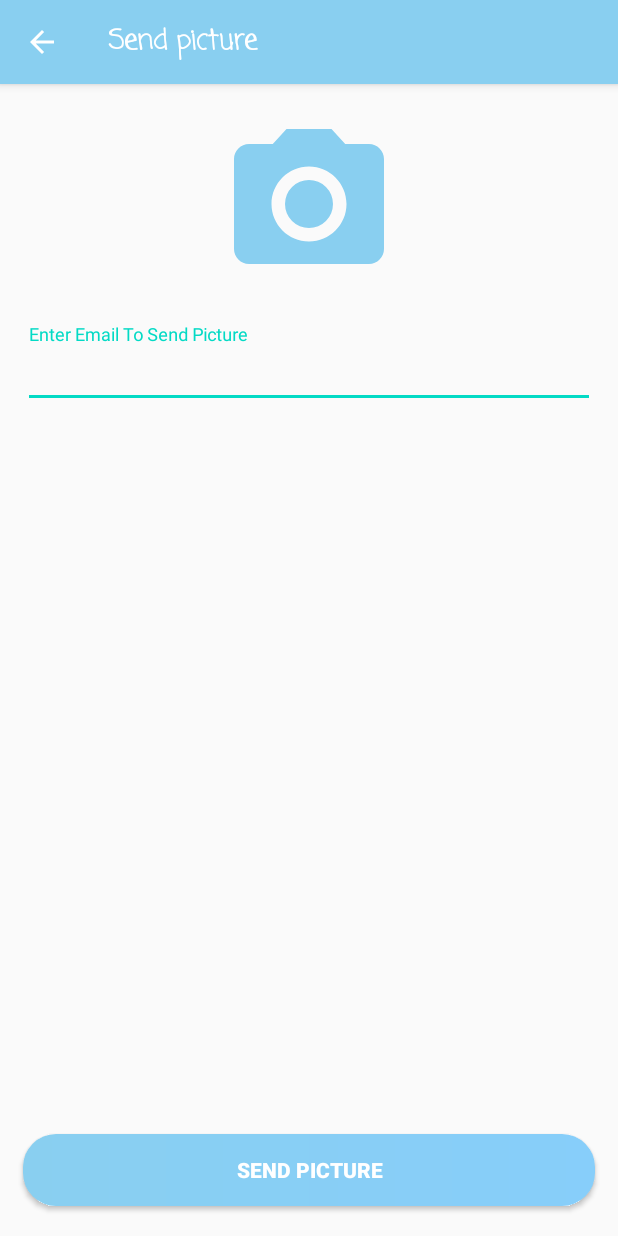
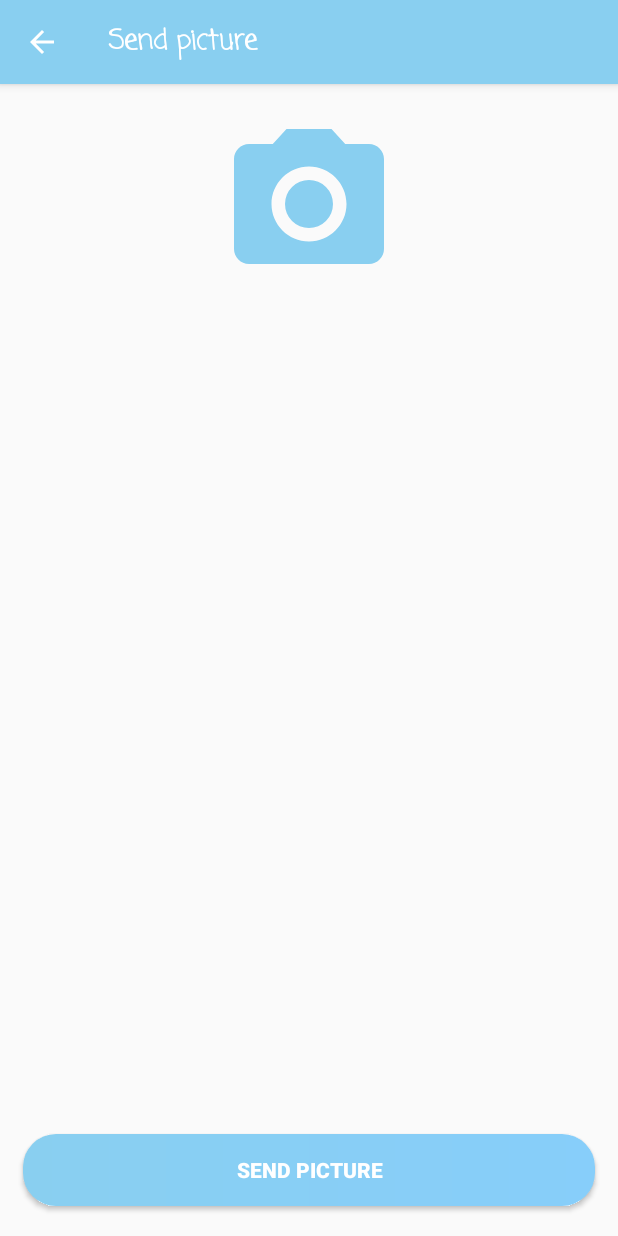
Before and after one commit to sayan2407/Woman-Safegurd, an Android app: the CameraActivity screen opened directly, with no data from a screen before it, after a tap on "SEND PICTURE", on a phone screen of 412 x 824 dp. Run offline under Robolectric (Android 15) with nearby library versions, the phone set to English and light mode, and no system bars.

Commit message:
first-commit

```diff
--- a/app/src/main/java/com/shalaka/womansafegurd/CameraActivity.java
+++ b/app/src/main/java/com/shalaka/womansafegurd/CameraActivity.java
@@ -10,6 +10,7 @@ import android.Manifest;
 import android.content.Context;
 import android.content.Intent;
 import android.content.pm.PackageManager;
+import android.database.Cursor;
 import android.graphics.Bitmap;
 import android.net.Uri;
 import android.os.Bundle;
@@ -21,6 +22,7 @@ import android.widget.ImageView;
 import android.widget.Toast;
 
 import com.google.android.material.textfield.TextInputEditText;
+import com.shalaka.womansafegurd.Database.DatabaseEmail;
 
 import java.io.ByteArrayOutputStream;
 import java.util.UUID;
@@ -34,6 +36,7 @@ public class CameraActivity extends AppCompatActivity {
     ImageView imageView;
     String mail;
     Uri file;
+    DatabaseEmail mydb;
     @Override
     protected void onCreate(Bundle savedInstanceState) {
         super.onCreate(savedInstanceState);
@@ -45,8 +48,9 @@ public class CameraActivity extends AppCompatActivity {
         getSupportActionBar().setDisplayHomeAsUpEnabled(true);
         getSupportActionBar().setDisplayShowHomeEnabled(true);
        cam=findViewById(R.id.camera);
-        email=findViewById(R.id.mail);
+       // email=findViewById(R.id.mail);
         imageView=findViewById(R.id.image1);
+        mydb=new DatabaseEmail(getApplicationContext());
         send=findViewById(R.id.send);
 
         if (ContextCompat.checkSelfPermission(this, Manifest.permission.CAMERA) != PackageManager.PERMISSION_GRANTED) {
@@ -68,14 +72,19 @@ public class CameraActivity extends AppCompatActivity {
         send.setOnClickListener(new View.OnClickListener() {
             @Override
             public void onClick(View v) {
-                mail=email.getText().toString().trim();
-                if (mail.isEmpty() || file==null)
+                Cursor result=mydb.getEmail();
+                if (result.getCount()==0 || file==null)
                 {
                     Toast.makeText(CameraActivity.this, "Please Enter Email or take picture", Toast.LENGTH_LONG).show();
                 }
                 else
                 {
-                    sendMail(file,mail);
+                    while (result.moveToNext())
+                    {
+                        mail = result.getString(0);
+                    }
+                  //  Toast.makeText(CameraActivity.this, ""+mail, Toast.LENGTH_SHORT).show();
+                    sendMail(file,mail.trim());
                 }
             }
         });
--- /dev/null
+++ b/app/src/main/java/com/shalaka/womansafegurd/Database/DatabaseEmail.java
@@ -0,0 +1,55 @@
+package com.shalaka.womansafegurd.Database;
+
+import android.content.ContentValues;
+import android.content.Context;
+import android.database.Cursor;
+import android.database.sqlite.SQLiteDatabase;
+import android.database.sqlite.SQLiteOpenHelper;
+
+import androidx.annotation.Nullable;
+
+public class DatabaseEmail extends SQLiteOpenHelper {
+    public static final String DB_NAME="Emaill.db";
+    public static final String TABLE_NAME="email_data";
+    public static final String COL_2="EMAIL";
+    public DatabaseEmail(Context context) {
+        super(context,DB_NAME,null,1);
+        SQLiteDatabase db=this.getWritableDatabase();
+    }
+
+    @Override
+    public void onCreate(SQLiteDatabase db) {
+        db.execSQL("CREATE TABLE IF NOT EXISTS "+TABLE_NAME+"(ID INTEGER PRIMARY KEY AUTOINCREMENT ,EMAIL TEXT)");
+    }
+
+    @Override
+    public void onUpgrade(SQLiteDatabase db, int oldVersion, int newVersion) {
+        onCreate(db);
+
+    }
+    public boolean insertData(String email)
+    {
+        SQLiteDatabase db=this.getWritableDatabase();
+        ContentValues c=new ContentValues();
+        c.put(COL_2,email);
+        long result =db.insert(TABLE_NAME,null,c);
+        if (result==-1)
+            return false;
+        else
+            return true;
+    }
+    public boolean emailUpdate(String email)
+    {
+        SQLiteDatabase db=this.getWritableDatabase();
+        ContentValues c = new ContentValues();
+        c.put(COL_2,email);
+        db.update(TABLE_NAME,c,"ID=?",new String[]{"1"});
+        return true;
+    }
+    public Cursor getEmail()
+    {
+        SQLiteDatabase db = this.getWritableDatabase();
+        Cursor res = db.rawQuery("SELECT EMAIL FROM "+TABLE_NAME,null);
+        return  res ;
+    }
+}
--- a/app/src/main/java/com/shalaka/womansafegurd/Database/DatabaseHelper.java
+++ b/app/src/main/java/com/shalaka/womansafegurd/Database/DatabaseHelper.java
@@ -11,18 +11,20 @@ import androidx.annotation.Nullable;
 public class DatabaseHelper extends SQLiteOpenHelper {
     public static final String DB_NAME="Contact.db";
     public static final String TABLE_NAME="contact_data";
+    public  static final String EMAIL_NAME="email_data";
     public static final String COL_1="ID";
     public static final String COL_2="NAME";
     public static final String COL_3="NUMBER";
     public DatabaseHelper(Context context) {
         super(context,DB_NAME,null,1);
-     //   SQLiteDatabase db=this.getWritableDatabase();
+      //  SQLiteDatabase db=this.getWritableDatabase();
     }
 
     @Override
     public void onCreate(SQLiteDatabase db)
     {
         db.execSQL("CREATE TABLE IF NOT EXISTS "+TABLE_NAME+"(ID INTEGER PRIMARY KEY AUTOINCREMENT ,NAME TEXT,NUMBER TEXT)");
+
     }
 
     @Override
@@ -48,6 +50,7 @@ public class DatabaseHelper extends SQLiteOpenHelper {
         Cursor res=db.rawQuery("SELECT ID,NAME,NUMBER FROM "+TABLE_NAME ,null);
         return res;
     }
+
     public Cursor getNumber()
     {
         SQLiteDatabase db=this.getWritableDatabase();
--- /dev/null
+++ b/app/src/main/res/drawable/email_button_design.xml
@@ -0,0 +1,5 @@
+<?xml version="1.0" encoding="utf-8"?>
+<shape xmlns:android="http://schemas.android.com/apk/res/android" android:shape="rectangle">
+    <stroke android:width="2sp" android:color="@color/blue"/>
+    <solid android:color="@color/white"/>
+</shape>
--- a/app/src/main/res/layout/activity_camera.xml
+++ b/app/src/main/res/layout/activity_camera.xml
@@ -35,21 +35,7 @@
         android:background="@drawable/camera_24"
         android:layout_width="120sp"
         android:layout_height="120sp"/>
-    <com.google.android.material.textfield.TextInputLayout
-        android:elevation="4sp"
-        android:id="@+id/email"
-        android:layout_below="@+id/camera"
-        android:layout_marginTop="20sp"
-        android:layout_marginLeft="15sp"
-        android:layout_marginRight="15sp"
-        android:hint="@string/enter_email_to_send_picture"
-        android:layout_width="match_parent"
-        android:layout_height="wrap_content">
-        <com.google.android.material.textfield.TextInputEditText
-            android:id="@+id/mail"
-            android:layout_width="match_parent"
-            android:layout_height="wrap_content"/>
-    </com.google.android.material.textfield.TextInputLayout>
+
     <ImageView
         android:id="@+id/image1"
         android:layout_marginLeft="15sp"
@@ -57,7 +43,7 @@
         android:layout_marginTop="20sp"
         android:layout_marginBottom="20sp"
         android:layout_above="@+id/send"
-        android:layout_below="@+id/email"
+        android:layout_below="@+id/camera"
         android:layout_width="match_parent"
         android:layout_height="wrap_content"/>
 
--- a/app/src/main/res/values/strings.xml
+++ b/app/src/main/res/values/strings.xml
@@ -48,5 +48,6 @@
     <string name="send_picture">Send picture</string>
     <string name="enter_email_to_send_picture">Enter Email To Send Picture</string>
     <string name="settings">Settings</string>
+    <string name="set_email_to_send_picture">Set Email To Send Picture</string>
 
 </resources>
```
Also changed, not shown: app/src/main/java/com/shalaka/womansafegurd/ContactActivity.java (+70 -1 lines), app/src/main/res/layout/activity_contact.xml (+11 -2 lines).
